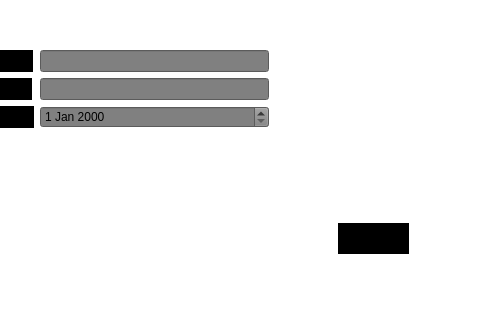
Above: projectDetails.ui from dilpreetreehal/Dilpreet_Reehal_N0896133_AAD_Code before the change; both pictures show x 302 to 782 and y 137 to 457 of the 782 by 457 pixel window. Below: the same form after it.
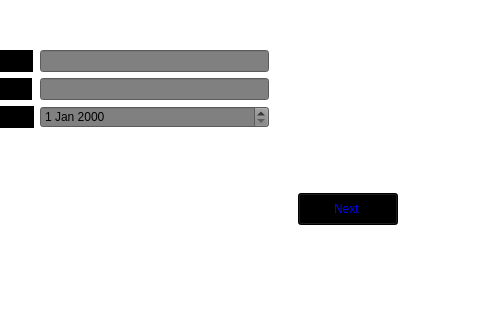
That is the form after the change.

Diff of the .ui file:
```diff
--- a/projectDetails.ui
+++ b/projectDetails.ui
@@ -123,24 +123,20 @@
      <string>Open Project</string>
     </property>
    </widget>
-   <widget class="QLabel" name="label_4">
+   <widget class="QPushButton" name="nextBtn">
     <property name="geometry">
      <rect>
-      <x>640</x>
-      <y>360</y>
-      <width>71</width>
-      <height>31</height>
+      <x>600</x>
+      <y>330</y>
+      <width>100</width>
+      <height>32</height>
      </rect>
     </property>
     <property name="styleSheet">
-     <string notr="true">background-color:black
-</string>
+     <string notr="true">background-color:black;color:blue</string>
     </property>
     <property name="text">
-     <string>Next</string>
-    </property>
-    <property name="alignment">
-     <set>Qt::AlignCenter</set>
+     <string>Next </string>
     </property>
    </widget>
   </widget>
```
